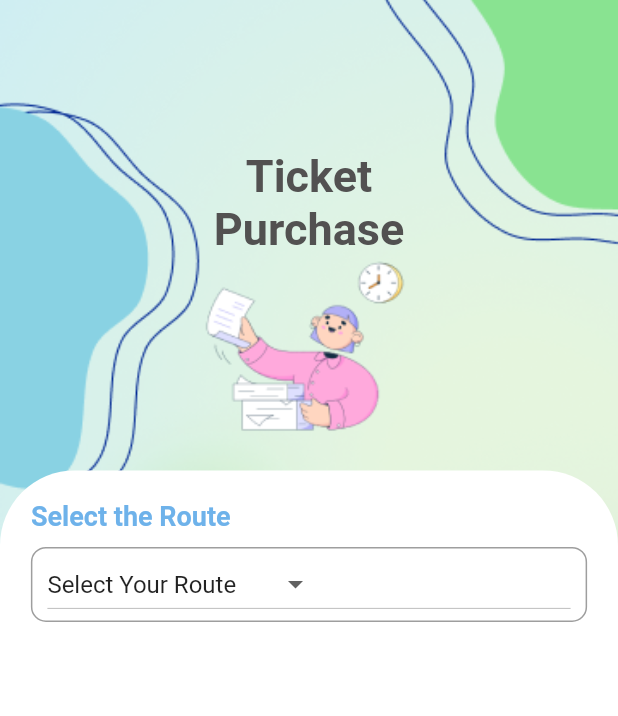
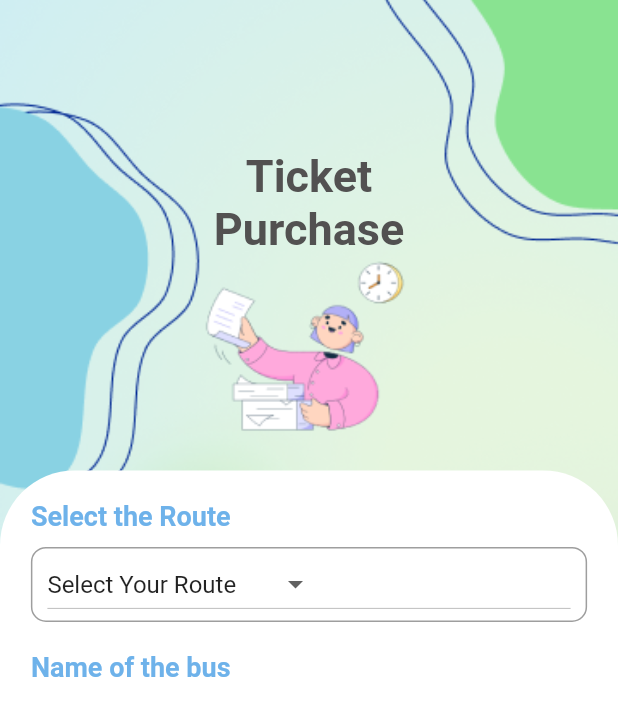
Before and after one commit to Chmx00/Shuttle-Service-Application, a Flutter app: the PaymentPage screen opened directly, on a phone screen of 412 x 824 dp. Shown: the top 716 px of the screen. Run offline on Flutter 3.47's test engine with Material 2 defaults, Android fonts, the phone set to English and light mode, and no system bars.

Commit message:
add the name of the bus

```diff
--- a/lib/pages/sub_pages/purchase.dart
+++ b/lib/pages/sub_pages/purchase.dart
@@ -127,6 +127,16 @@ class _PaymentPageState extends State<PaymentPage> {
                                   }).toList(),
                                 ),
                               ),
+                              SizedBox(height: 20),
+                              Text(
+                                'Name of the bus',
+                                style: TextStyle(
+                                  fontSize: 18.0,
+                                  fontWeight: FontWeight.bold,
+                                  color: Color.fromARGB(255, 110, 178, 234),
+                                ),
+                              ),
+                              // Add your bus name input field here
                             ],
                           ),
                         ),
```
